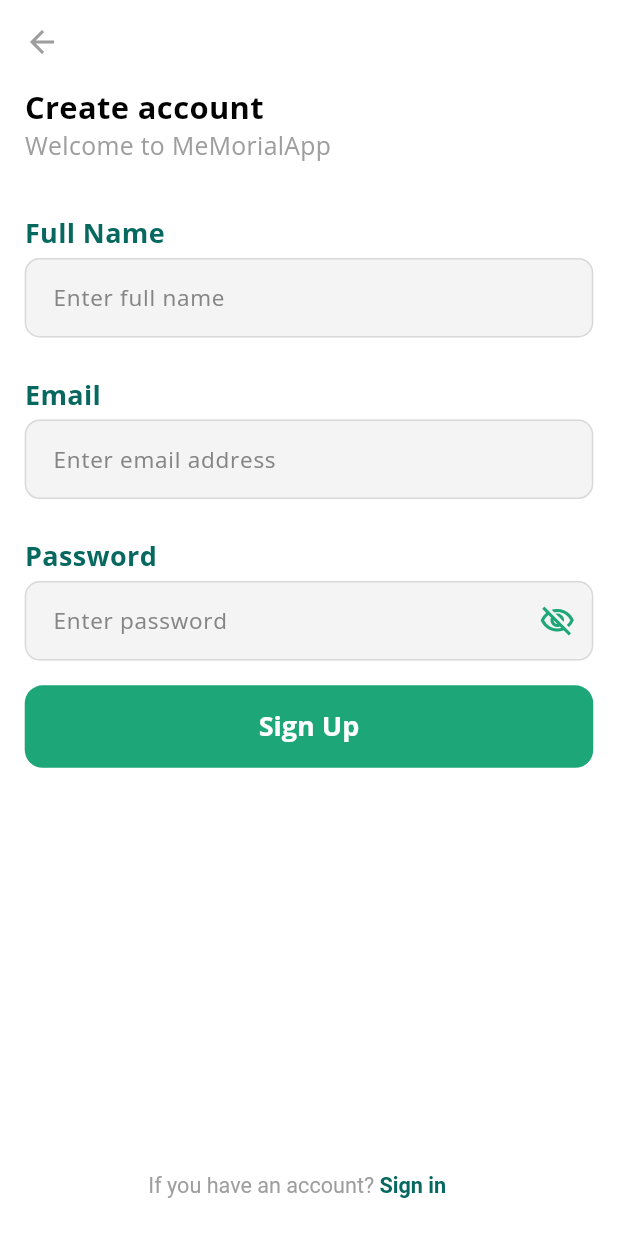
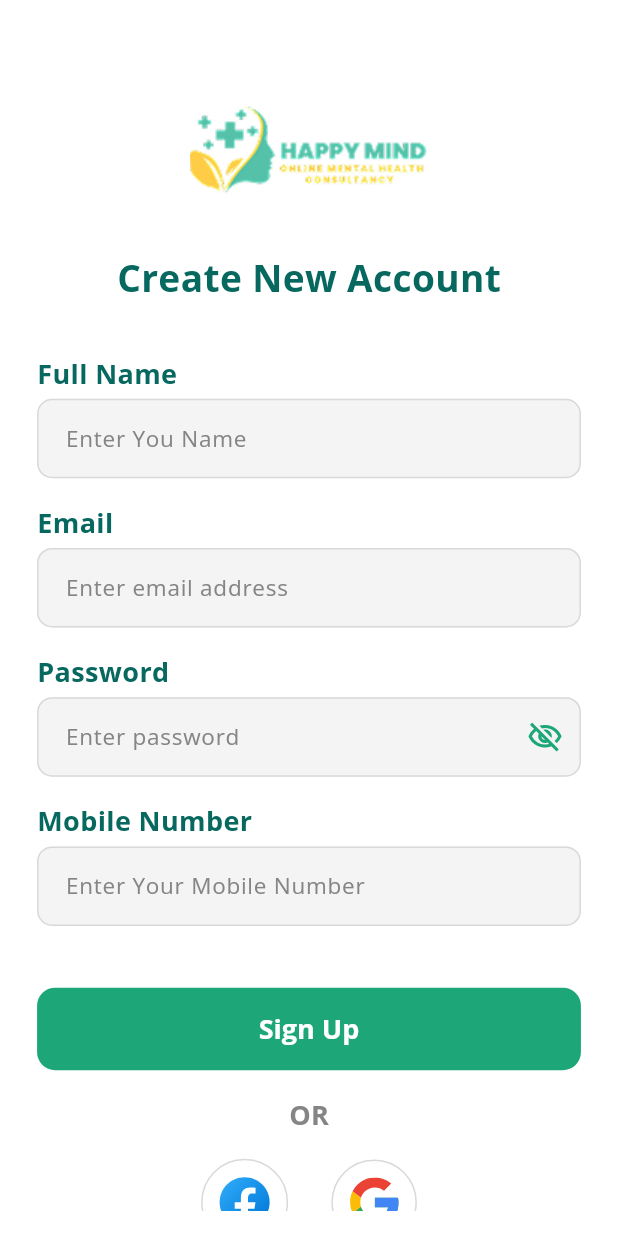
Before and after one commit to abhixen07/HappyMindApp, a Flutter app: the SignUpPage screen opened by its route, on a phone screen of 412 x 824 dp. Run offline on Flutter 3.47's test engine with Material 3 defaults, Android fonts, the phone set to English and light mode, and no system bars; our stand-ins replace flutter_svg, get, go_router.

Commit message:
SignUp Modified🔥

```diff
--- a/lib/views/auth/signup_view.dart
+++ b/lib/views/auth/signup_view.dart
@@ -1,5 +1,6 @@
 import 'package:flutter/gestures.dart';
 import 'package:flutter/material.dart';
+import 'package:flutter_svg/svg.dart';
 import 'package:go_router/go_router.dart';
 import '../../app/customwidget/custom_text_field.dart';
 import '../../app/routes/app_routes.dart';
@@ -17,10 +18,12 @@ class _SignUpPageState extends State<SignUpPage> {
   final FocusNode nameFocusNode = FocusNode();
   final FocusNode emailFocusNode = FocusNode();
   final FocusNode passwordFocusNode = FocusNode();
+  final FocusNode mobileFocusNode = FocusNode();
 
   final TextEditingController nameController = TextEditingController();
   final TextEditingController emailController = TextEditingController();
   final TextEditingController passwordController = TextEditingController();
+  final TextEditingController mobileController = TextEditingController();
 
   ///for button color enable or disable
   bool isButtonEnabled = false;
@@ -54,42 +57,26 @@ class _SignUpPageState extends State<SignUpPage> {
     final double screenHeight = MediaQuery.of(context).size.height;
     final double screenWidth = MediaQuery.of(context).size.width;
 
-    return LayoutBuilder(
-      builder: (BuildContext context, BoxConstraints constraints) {
     return Scaffold(
           backgroundColor: whiteColor,
-          appBar: AppBar(
-            leading: IconButton(
-              icon: const Icon(Icons.arrow_back, color: greyColor),
-              onPressed: () {
-                Navigator.pop(context);
-              },
-            ),
-            elevation: 0,
-            backgroundColor: Colors.transparent,
-          ),
-          body: Padding(
+          body: ListView(
             padding: EdgeInsets.only(
-                left: screenWidth * 0.04, right: screenWidth * 0.04),
-            child: ListView(
+                top: screenWidth * 0.16,bottom: screenWidth * 0.04,
+                left: screenWidth * 0.06, right: screenWidth * 0.06),
               children: [
                 Column(
-                  crossAxisAlignment: CrossAxisAlignment.start,
+                  crossAxisAlignment: CrossAxisAlignment.center,
                   mainAxisSize: MainAxisSize.min,
                   children: [
+                    Image.asset('assets/images/app_logo.png'),
+                    SizedBox(height: screenHeight * 0.04),
+
                     Text(
-                      'Create account',
+                      'Create New Account',
                       style: TextStyle(
-                        color: blackColor,
-                        fontSize: screenWidth * 0.05,
+                        color: darkGreenColor,
+                        fontSize: screenWidth * 0.06,
                         fontWeight: FontWeight.w700,
-                      ),
-                    ),
-                    Text(
-                      'Welcome to MeMorialApp',
-                      style: TextStyle(
-                        color: greyColor,
-                        fontSize: screenWidth * 0.04,
                       ),
                     ),
                     SizedBox(height: screenHeight * 0.04),
@@ -99,11 +86,11 @@ class _SignUpPageState extends State<SignUpPage> {
                       controller: nameController,
                       currentFocusNode: nameFocusNode,
                       nextFocusNode: emailFocusNode,
-                      hintText: 'Enter full name',
+                      hintText: 'Enter You Name',
                       label: 'Full Name',
                     ),
 
-                    SizedBox(height: screenHeight * 0.03),
+                    SizedBox(height: screenHeight * 0.02),
 
                     /// Email Address Field
                     CustomTextFormField(
@@ -113,46 +100,78 @@ class _SignUpPageState extends State<SignUpPage> {
                       hintText: 'Enter email address',
                       label: 'Email',
                     ),
-                    SizedBox(height: screenHeight * 0.03),
+                    SizedBox(height: screenHeight * 0.02),
 
                     /// Password Field
                     CustomTextFormField(
                       controller: passwordController,
                       hintText: 'Enter password',
                       currentFocusNode: passwordFocusNode,
+                      nextFocusNode: mobileFocusNode,
                       label: 'Password',
                       obscureText: true,
                     ),
 
                     SizedBox(height: screenHeight * 0.02),
 
+                    /// Mobile Number Field
+                    CustomTextFormField(
+                      controller: mobileController,
+                      hintText: 'Enter Your Mobile Number',
+                      currentFocusNode: mobileFocusNode,
+                      label: 'Mobile Number',
+                    ),
+
+                    SizedBox(height: screenHeight * 0.05),
+
                     /// Create Account
                     TextButton(onPressed: (){}, child: Text('Sign Up')),
-                    SizedBox(height: screenHeight * 0.04),
+                    SizedBox(height: screenHeight * 0.02),
+
+                    /// Continue with Google & Facebook
+                    Text(
+                      'OR',
+                      style: TextStyle(fontSize: 18, color:customGreyColor,fontWeight: FontWeight.bold),
+                    ),
+                    SizedBox(height: screenHeight * 0.02),
+                    Row(
+                      mainAxisAlignment: MainAxisAlignment.center,
+                      children: [
+                        Container(
+                          padding: EdgeInsets.all(8),
+                          decoration: BoxDecoration(
+                            shape: BoxShape.circle,
+                            border: Border.all(color: lightGreyColor),
+                          ),
+                          child: SvgPicture.asset('assets/svg/fb_svg.svg',height: 40,),),
+                        SizedBox(width: screenWidth*0.07),
+                        Container(
+                          padding: EdgeInsets.all(11),
+                          decoration: BoxDecoration(
+                            shape: BoxShape.circle,
+                            border: Border.all(color: lightGreyColor),
+                          ),
+                          child: SvgPicture.asset('assets/svg/google_svg.svg',height: 33,),),
                       ],
                     ),
-              ],
-            ),
-          ),
-          bottomNavigationBar: Padding(
-            padding: EdgeInsets.symmetric(
-              horizontal: screenWidth * 0.24,
-              vertical: screenHeight * 0.03,
-            ),
-            child: RichText(
+                    SizedBox(height: screenHeight * 0.02),
+                    RichText(
                       text: TextSpan(
                         text: "If you have an account? ",
                         style: TextStyle(
-                  color: greyColor,
-                  fontSize: screenWidth * 0.035,
+                          color: customGreyColor,
+                          fontSize: screenWidth * 0.04,
+                          fontWeight: FontWeight.w700,
+                          fontFamily: 'OpenSans',
                         ),
                         children: [
                           TextSpan(
-                    text: 'Sign in',
+                            text: 'Sign In',
                             style: TextStyle(
-                      color: darkGreenColor,
-                      fontWeight: FontWeight.w600,
-                      fontSize: screenWidth * 0.035,
+                              color: lightGreenColor,
+                              fontWeight: FontWeight.w700,
+                              fontFamily: 'OpenSans',
+                              fontSize: screenWidth * 0.04,
                             ),
                             recognizer: TapGestureRecognizer()
                               ..onTap = () {
@@ -163,9 +182,19 @@ class _SignUpPageState extends State<SignUpPage> {
                         ],
                       ),
                     ),
+                  ],
                 ),
-        );
-      },
+              ],
+            ),
+          bottomNavigationBar: Padding(
+            padding: EdgeInsets.only(
+              left: screenWidth * 0.2,
+              right: screenWidth * 0.2,
+              top: screenHeight * 0.01,
+              bottom: screenHeight * 0.01,
+            ),
+
+          ),
         );
   }
 }
```
Lines whose indentation alone changed are shown as unchanged.
